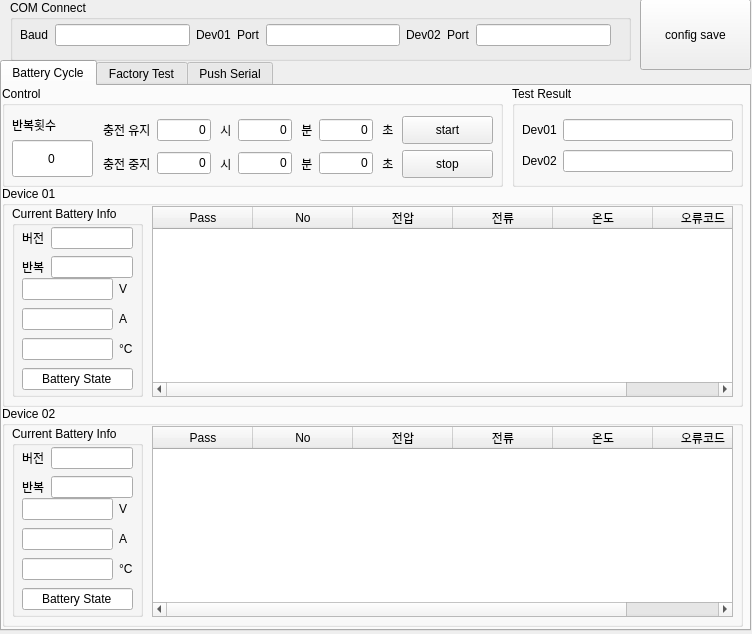
Above: src/BCT_UI.ui from ComMslee/BCT before the change. Below: the same form after it.
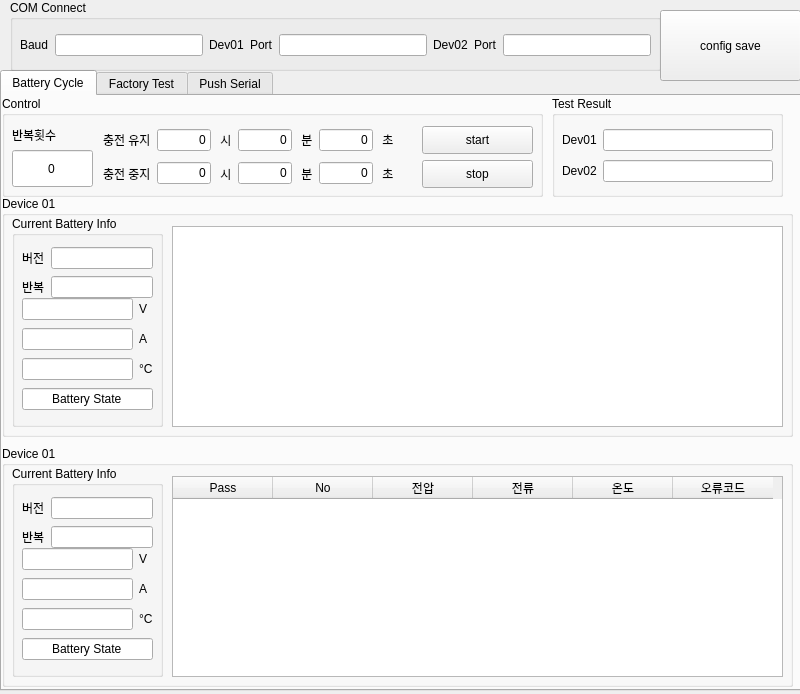
That is the form after the change. The open tabs and pages were chosen to show the change.

Patch:
```diff
--- a/src/BCT_UI.ui
+++ b/src/BCT_UI.ui
@@ -6,8 +6,8 @@
    <rect>
     <x>0</x>
     <y>0</y>
-    <width>752</width>
-    <height>634</height>
+    <width>800</width>
+    <height>694</height>
    </rect>
   </property>
   <property name="windowTitle">
@@ -17,9 +17,9 @@
    <property name="geometry">
     <rect>
      <x>0</x>
-     <y>60</y>
-     <width>751</width>
-     <height>571</height>
+     <y>70</y>
+     <width>801</width>
+     <height>621</height>
     </rect>
    </property>
    <property name="currentIndex">
@@ -37,8 +37,8 @@
       <rect>
        <x>0</x>
        <y>100</y>
-       <width>741</width>
-       <height>221</height>
+       <width>791</width>
+       <height>241</height>
       </rect>
      </property>
      <property name="title">
@@ -49,8 +49,8 @@
        <rect>
         <x>10</x>
         <y>20</y>
-        <width>131</width>
-        <height>191</height>
+        <width>151</width>
+        <height>211</height>
        </rect>
       </property>
       <property name="title">
@@ -60,8 +60,8 @@
        <property name="geometry">
         <rect>
          <x>10</x>
-         <y>70</y>
-         <width>111</width>
+         <y>80</y>
+         <width>131</width>
          <height>116</height>
         </rect>
        </property>
@@ -142,8 +142,8 @@
        <property name="geometry">
         <rect>
          <x>10</x>
-         <y>20</y>
-         <width>111</width>
+         <y>30</y>
+         <width>131</width>
          <height>54</height>
         </rect>
        </property>
@@ -185,45 +185,21 @@
        </layout>
       </widget>
      </widget>
-     <widget class="QTableWidget" name="dev_table">
+     <widget class="QListWidget" name="listWidget">
       <property name="geometry">
        <rect>
-        <x>150</x>
-        <y>20</y>
-        <width>581</width>
-        <height>191</height>
+        <x>170</x>
+        <y>30</y>
+        <width>611</width>
+        <height>201</height>
        </rect>
       </property>
-      <column>
-       <property name="text">
-        <string>Pass</string>
-       </property>
-      </column>
-      <column>
-       <property name="text">
-        <string>No</string>
-       </property>
-      </column>
-      <column>
-       <property name="text">
-        <string>전압</string>
-       </property>
-      </column>
-      <column>
-       <property name="text">
-        <string>전류</string>
-       </property>
-      </column>
-      <column>
-       <property name="text">
-        <string>온도</string>
-       </property>
-      </column>
-      <column>
-       <property name="text">
-        <string>오류코드</string>
-       </property>
-      </column>
+      <property name="spacing">
+       <number>0</number>
+      </property>
+      <property name="viewMode">
+       <enum>QListView::ListMode</enum>
+      </property>
      </widget>
     </widget>
     <widget class="QGroupBox" name="groupBox_4">
@@ -231,7 +207,7 @@
       <rect>
        <x>0</x>
        <y>0</y>
-       <width>501</width>
+       <width>541</width>
        <height>101</height>
       </rect>
      </property>
@@ -425,9 +401,9 @@
      <widget class="QWidget" name="verticalLayoutWidget">
       <property name="geometry">
        <rect>
-        <x>400</x>
+        <x>420</x>
         <y>30</y>
-        <width>91</width>
+        <width>111</width>
         <height>62</height>
        </rect>
       </property>
@@ -505,7 +481,7 @@
     <widget class="QGroupBox" name="groupBox_7">
      <property name="geometry">
       <rect>
-       <x>510</x>
+       <x>550</x>
        <y>0</y>
        <width>231</width>
        <height>101</height>
@@ -565,21 +541,21 @@
      <property name="geometry">
       <rect>
        <x>0</x>
-       <y>320</y>
-       <width>741</width>
-       <height>221</height>
+       <y>350</y>
+       <width>791</width>
+       <height>241</height>
       </rect>
      </property>
      <property name="title">
-      <string>Device 02</string>
+      <string>Device 01</string>
      </property>
      <widget class="QGroupBox" name="groupBox_9">
       <property name="geometry">
        <rect>
         <x>10</x>
         <y>20</y>
-        <width>131</width>
-        <height>191</height>
+        <width>151</width>
+        <height>211</height>
        </rect>
       </property>
       <property name="title">
@@ -589,8 +565,8 @@
        <property name="geometry">
         <rect>
          <x>10</x>
-         <y>70</y>
-         <width>111</width>
+         <y>80</y>
+         <width>131</width>
          <height>116</height>
         </rect>
        </property>
@@ -671,8 +647,8 @@
        <property name="geometry">
         <rect>
          <x>10</x>
-         <y>20</y>
-         <width>111</width>
+         <y>30</y>
+         <width>131</width>
          <height>54</height>
         </rect>
        </property>
@@ -688,15 +664,15 @@
          </widget>
         </item>
         <item row="1" column="0">
+         <widget class="QLabel" name="label_20">
+          <property name="text">
+           <string>반복</string>
+          </property>
+         </widget>
+        </item>
+        <item row="0" column="0">
          <widget class="QLabel" name="label_21">
           <property name="text">
-           <string>반복</string>
-          </property>
-         </widget>
-        </item>
-        <item row="0" column="0">
-         <widget class="QLabel" name="label_22">
-          <property name="text">
            <string>버전</string>
           </property>
          </widget>
@@ -717,10 +693,10 @@
      <widget class="QTableWidget" name="dev_table_2">
       <property name="geometry">
        <rect>
-        <x>150</x>
-        <y>20</y>
-        <width>581</width>
-        <height>191</height>
+        <x>170</x>
+        <y>30</y>
+        <width>611</width>
+        <height>201</height>
        </rect>
       </property>
       <column>
@@ -968,8 +944,8 @@
     <rect>
      <x>10</x>
      <y>0</y>
-     <width>621</width>
-     <height>61</height>
+     <width>651</width>
+     <height>71</height>
     </rect>
    </property>
    <property name="title">
@@ -979,8 +955,8 @@
     <property name="geometry">
      <rect>
       <x>10</x>
-      <y>20</y>
-      <width>591</width>
+      <y>30</y>
+      <width>631</width>
       <height>31</height>
      </rect>
     </property>
@@ -1047,9 +1023,9 @@
   <widget class="QPushButton" name="config_save">
    <property name="geometry">
     <rect>
-     <x>640</x>
-     <y>-1</y>
-     <width>111</width>
+     <x>660</x>
+     <y>10</y>
+     <width>141</width>
      <height>71</height>
     </rect>
    </property>
```
Left out of the diff: 20 changed lines with no effect on the pictures.
